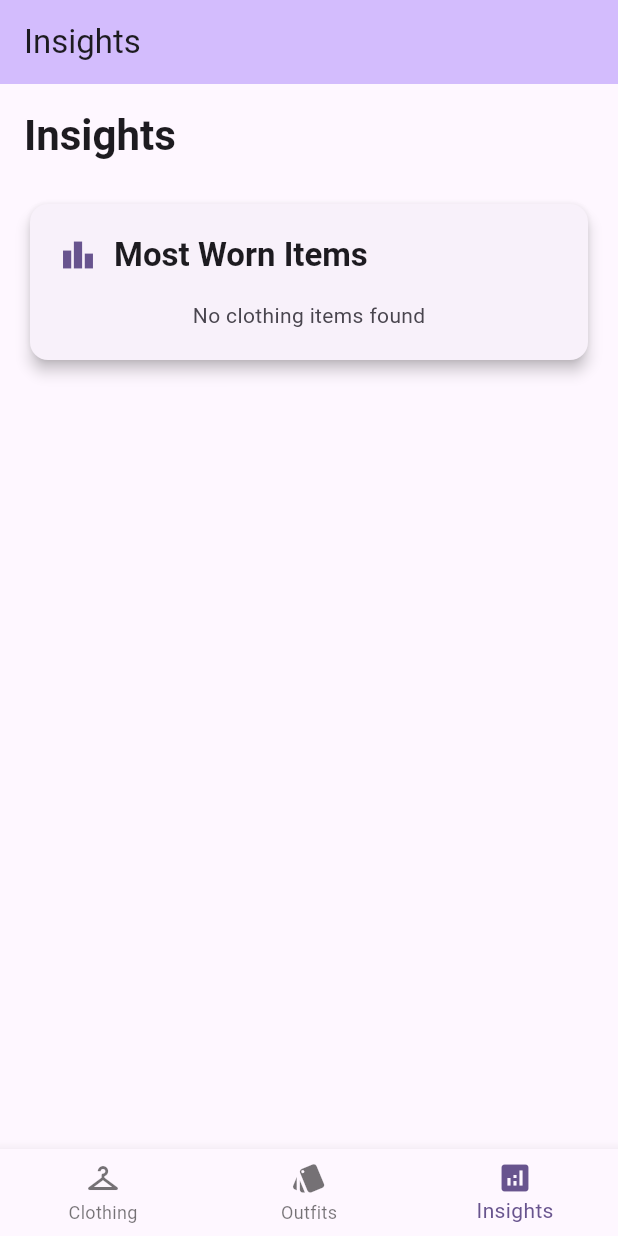
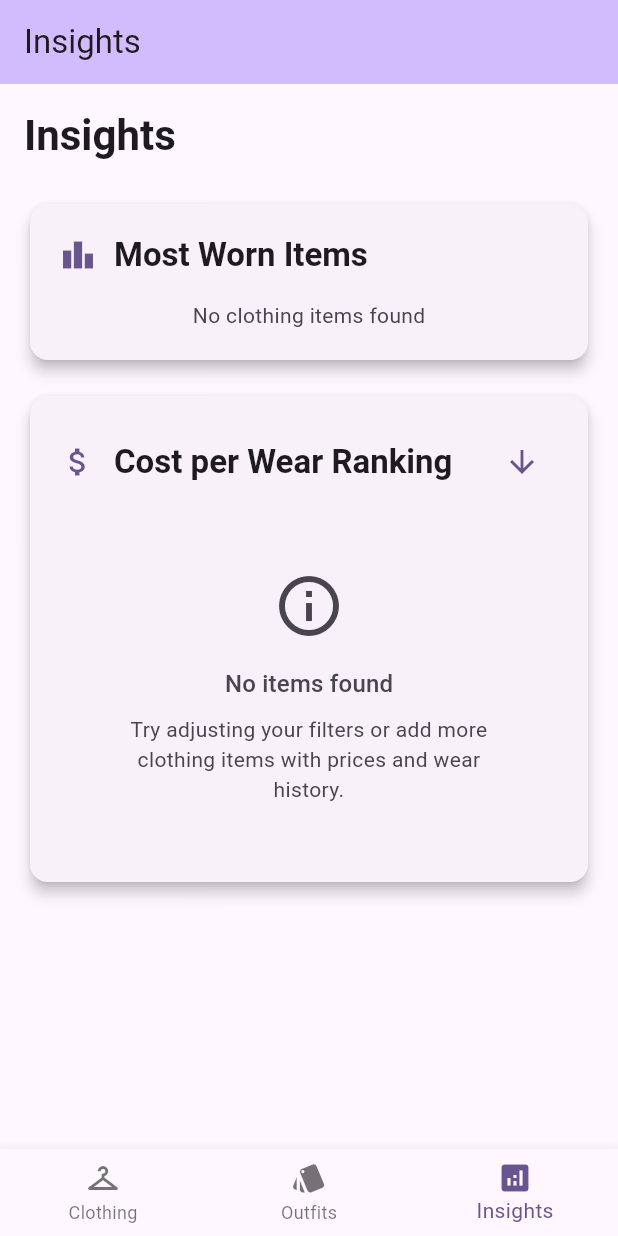
Before and after one commit to inigofera/cloth, a Flutter app: the screen it shows after launch, item 3 of the bottom bar chosen, on a phone screen of 412 x 824 dp. Run offline on Flutter 3.47's test engine with Material 3 defaults, Android fonts, the phone set to English and light mode, and no system bars; our stand-ins replace equatable, flutter_riverpod, get_it, hive, hive_flutter; accounts and stored records are empty.

Commit message:
new widget: cost per wear leaderboard

```diff
--- a/lib/core/di/dependency_injection.dart
+++ b/lib/core/di/dependency_injection.dart
@@ -86,6 +86,7 @@ class DependencyInjection {
     getIt.registerLazySingleton<GetClothingItemsWithWearCountUseCase>(() => GetClothingItemsWithWearCountUseCase(getIt<ClothingItemRepository>(), getIt<OutfitRepository>()));
     getIt.registerLazySingleton<GetClothingItemsByCategoryWithWearCountUseCase>(() => GetClothingItemsByCategoryWithWearCountUseCase(getIt<ClothingItemRepository>(), getIt<OutfitRepository>()));
     getIt.registerLazySingleton<GetMostWornClothingItemsWithWearCountUseCase>(() => GetMostWornClothingItemsWithWearCountUseCase(getIt<ClothingItemRepository>(), getIt<OutfitRepository>()));
+    getIt.registerLazySingleton<GetClothingItemsByCostPerWearUseCase>(() => GetClothingItemsByCostPerWearUseCase(getIt<ClothingItemRepository>(), getIt<OutfitRepository>()));
 
     // Register outfit use cases
     getIt.registerLazySingleton<AddOutfitUseCase>(() => AddOutfitUseCase(getIt<OutfitRepository>(), getIt<ClothingItemRepository>()));
--- a/lib/presentation/providers/clothing_item_providers.dart
+++ b/lib/presentation/providers/clothing_item_providers.dart
@@ -98,6 +98,48 @@ final mostWornClothingItemsProvider = FutureProvider<List<ClothingItem>>((ref) a
     return <ClothingItem>[];
   }
 });
+
+/// Provider for clothing items ranked by cost per wear
+final costPerWearRankingProvider = FutureProvider.family<List<ClothingItem>, CostPerWearParams>((ref, params) async {
+  try {
+    final useCase = getIt<GetClothingItemsByCostPerWearUseCase>();
+    final items = await useCase.execute(
+      categories: params.categories,
+      ascending: params.ascending,
+      limit: 10,
+    );
+    return items;
+  } catch (e) {
+    LoggerService.error('Cost per wear ranking provider error: $e');
+    return <ClothingItem>[];
+  }
+});
+
+/// Parameters for cost per wear ranking
+class CostPerWearParams {
+  final List<String> categories;
+  final bool ascending;
+
+  const CostPerWearParams({
+    required this.categories,
+    required this.ascending,
+  });
+
+  @override
+  bool operator ==(Object other) =>
+      identical(this, other) ||
+      other is CostPerWearParams &&
+          runtimeType == other.runtimeType &&
+          categories.length == other.categories.length &&
+          categories.every((category) => other.categories.contains(category)) &&
+          ascending == other.ascending;
+
+  @override
+  int get hashCode => Object.hash(
+        Object.hashAll(categories),
+        ascending,
+      );
+}
 
 /// Provider for clothing item search
 final clothingItemSearchProvider = StateProvider<String>((ref) => '');
--- /dev/null
+++ b/lib/presentation/widgets/cost_per_wear_ranking_widget.dart
@@ -0,0 +1,357 @@
+import 'package:flutter/material.dart';
+import 'package:flutter_riverpod/flutter_riverpod.dart';
+import '../providers/clothing_item_providers.dart';
+import '../../domain/entities/clothing_item.dart';
+
+/// Widget for displaying clothing items ranked by cost per wear
+class CostPerWearRankingWidget extends ConsumerStatefulWidget {
+  const CostPerWearRankingWidget({super.key});
+
+  @override
+  ConsumerState<CostPerWearRankingWidget> createState() => _CostPerWearRankingWidgetState();
+}
+
+class _CostPerWearRankingWidgetState extends ConsumerState<CostPerWearRankingWidget> {
+  List<String> _selectedCategories = [];
+  bool _isAscending = false;
+  List<String> _availableCategories = [];
+  bool _hasOutfits = false;
+
+  @override
+  void initState() {
+    super.initState();
+    _loadCategories();
+    _checkOutfits();
+  }
+
+  Future<void> _loadCategories() async {
+    try {
+      final categories = await ref.read(clothingItemCategoriesProvider.future);
+      setState(() {
+        _availableCategories = categories;
+      });
+    } catch (e) {
+      // Handle error silently, will show empty list
+    }
+  }
+
+  Future<void> _checkOutfits() async {
+    try {
+      // Check if there are any outfits to determine if wear counts are real or estimated
+      final outfitCount = await ref.read(clothingItemCountProvider.future);
+      setState(() {
+        _hasOutfits = outfitCount > 0;
+      });
+    } catch (e) {
+      // Handle error silently
+    }
+  }
+
+  void _toggleCategory(String category) {
+    setState(() {
+      if (_selectedCategories.contains(category)) {
+        _selectedCategories.remove(category);
+      } else {
+        _selectedCategories.add(category);
+      }
+    });
+  }
+
+  void _toggleSortOrder() {
+    setState(() {
+      _isAscending = !_isAscending;
+    });
+  }
+
+  @override
+  Widget build(BuildContext context) {
+    final params = CostPerWearParams(
+      categories: _selectedCategories,
+      ascending: _isAscending,
+    );
+
+
+
+    final costPerWearItemsAsync = ref.watch(costPerWearRankingProvider(params));
+
+    return Card(
+      elevation: 4,
+      child: Padding(
+        padding: const EdgeInsets.all(20.0),
+        child: Column(
+          crossAxisAlignment: CrossAxisAlignment.start,
+          children: [
+            // Header with title and sort toggle
+            Row(
+              children: [
+                Icon(
+                  Icons.attach_money,
+                  color: Theme.of(context).colorScheme.primary,
+                  size: 24,
+                ),
+                const SizedBox(width: 12),
+                Expanded(
+                  child: Text(
+                    'Cost per Wear Ranking',
+                    style: Theme.of(context).textTheme.titleLarge?.copyWith(
+                      fontWeight: FontWeight.bold,
+                    ),
+                  ),
+                ),
+                // Sort order toggle
+                IconButton(
+                  onPressed: _toggleSortOrder,
+                  icon: Icon(
+                    _isAscending ? Icons.arrow_upward : Icons.arrow_downward,
+                    color: Theme.of(context).colorScheme.primary,
+                  ),
+                  tooltip: _isAscending ? 'Lowest to Highest' : 'Highest to Lowest',
+                ),
+              ],
+            ),
+            const SizedBox(height: 16),
+
+            // Category filter chips
+            if (_availableCategories.isNotEmpty) ...[
+              Text(
+                'Filter by Category:',
+                style: Theme.of(context).textTheme.titleSmall?.copyWith(
+                  fontWeight: FontWeight.w600,
+                ),
+              ),
+              const SizedBox(height: 8),
+              Wrap(
+                spacing: 8,
+                runSpacing: 4,
+                children: _availableCategories.map((category) {
+                  final isSelected = _selectedCategories.contains(category);
+                  return FilterChip(
+                    label: Text(category),
+                    selected: isSelected,
+                    onSelected: (_) => _toggleCategory(category),
+                    selectedColor: Theme.of(context).colorScheme.primaryContainer,
+                    checkmarkColor: Theme.of(context).colorScheme.onPrimaryContainer,
+                  );
+                }).toList(),
+              ),
+              const SizedBox(height: 16),
+            ],
+
+            // Cost per wear leaderboard
+            costPerWearItemsAsync.when(
+              data: (items) => _buildCostPerWearLeaderboard(context, items),
+              loading: () => const Center(
+                child: CircularProgressIndicator(),
+              ),
+              error: (error, stack) => Center(
+                child: Text(
+                  'Error loading data: $error',
+                  style: TextStyle(color: Theme.of(context).colorScheme.error),
+                ),
+              ),
+            ),
+          ],
+        ),
+      ),
+    );
+  }
+
+  Widget _buildCostPerWearLeaderboard(BuildContext context, List<ClothingItem> items) {
+    if (items.isEmpty) {
+      return Center(
+        child: Padding(
+          padding: const EdgeInsets.all(32.0),
+          child: Column(
+            children: [
+              Icon(
+                Icons.info_outline,
+                size: 48,
+                color: Theme.of(context).colorScheme.onSurfaceVariant,
+              ),
+              const SizedBox(height: 16),
+              Text(
+                'No items found',
+                style: Theme.of(context).textTheme.titleMedium?.copyWith(
+                  color: Theme.of(context).colorScheme.onSurfaceVariant,
+                ),
+              ),
+              const SizedBox(height: 8),
+              Text(
+                'Try adjusting your filters or add more clothing items with prices and wear history.',
+                textAlign: TextAlign.center,
+                style: Theme.of(context).textTheme.bodyMedium?.copyWith(
+                  color: Theme.of(context).colorScheme.onSurfaceVariant,
+                ),
+              ),
+
+            ],
+          ),
+        ),
+      );
+    }
+
+    return Column(
+      children: items.asMap().entries.map((entry) {
+        final index = entry.key;
+        final item = entry.value;
+        final costPerWear = item.purchasePrice! / item.wearCount;
+
+        return Container(
+          margin: const EdgeInsets.only(bottom: 12),
+          padding: const EdgeInsets.all(16),
+          decoration: BoxDecoration(
+            color: _getRankingColor(context, index),
+            borderRadius: BorderRadius.circular(12),
+            border: Border.all(
+              color: _getRankingBorderColor(context, index),
+              width: index == 0 ? 2 : 1,
+            ),
+          ),
+          child: Row(
+            children: [
+              // Ranking badge
+              Container(
+                width: 32,
+                height: 32,
+                decoration: BoxDecoration(
+                  color: _getRankingBadgeColor(context, index),
+                  shape: BoxShape.circle,
+                ),
+                child: Center(
+                  child: Text(
+                    '${index + 1}',
+                    style: TextStyle(
+                      color: _getRankingTextColor(context, index),
+                      fontWeight: FontWeight.bold,
+                      fontSize: 16,
+                    ),
+                  ),
+                ),
+              ),
+              const SizedBox(width: 16),
+
+              // Item details
+              Expanded(
+                child: Column(
+                  crossAxisAlignment: CrossAxisAlignment.start,
+                  children: [
+                    Text(
+                      item.name,
+                      style: Theme.of(context).textTheme.titleMedium?.copyWith(
+                        fontWeight: FontWeight.w600,
+                        color: _getRankingTextColor(context, index),
+                      ),
+                    ),
+                    if (item.brand != null) ...[
+                      const SizedBox(height: 4),
+                      Text(
+                        item.brand!,
+                        style: Theme.of(context).textTheme.bodySmall?.copyWith(
+                          color: _getRankingTextColor(context, index).withValues(alpha: 0.8),
+                        ),
+                      ),
+                    ],
+                    const SizedBox(height: 4),
+                    Text(
+                      '${item.category}${item.subcategory != null ? ' • ${item.subcategory}' : ''}',
+                      style: Theme.of(context).textTheme.bodySmall?.copyWith(
+                        color: _getRankingTextColor(context, index).withValues(alpha: 0.7),
+                      ),
+                    ),
+                  ],
+                ),
+              ),
+
+              // Cost per wear and details
+              Column(
+                crossAxisAlignment: CrossAxisAlignment.end,
+                children: [
+                  Container(
+                    padding: const EdgeInsets.symmetric(horizontal: 12, vertical: 6),
+                    decoration: BoxDecoration(
+                      color: _getRankingTextColor(context, index).withValues(alpha: 0.1),
+                      borderRadius: BorderRadius.circular(16),
+                    ),
+                    child: Text(
+                      '\$${costPerWear.toStringAsFixed(2)}',
+                      style: TextStyle(
+                        color: _getRankingTextColor(context, index),
+                        fontWeight: FontWeight.bold,
+                        fontSize: 16,
+                      ),
+                    ),
+                  ),
+                  const SizedBox(height: 4),
+                                     Text(
+                     '${item.wearCount}x worn${item.wearCount == 1 && !_hasOutfits ? " (estimated)" : ""}',
+                     style: Theme.of(context).textTheme.bodySmall?.copyWith(
+                       color: _getRankingTextColor(context, index).withValues(alpha: 0.7),
+                     ),
+                   ),
+                  Text(
+                    'Price: \$${item.purchasePrice!.toStringAsFixed(2)}',
+                    style: Theme.of(context).textTheme.bodySmall?.copyWith(
+                      color: _getRankingTextColor(context, index).withValues(alpha: 0.7),
+                    ),
+                  ),
+                ],
+              ),
+            ],
+          ),
+        );
+      }).toList(),
+    );
+  }
+
+  Color _getRankingColor(BuildContext context, int index) {
+    switch (index) {
+      case 0: // Gold
+        return const Color(0xFFFFF8E1);
+      case 1: // Silver
+        return const Color(0xFFF5F5F5);
+      case 2: // Bronze
+        return const Color(0xFFFFF3E0);
+      default:
+        return Theme.of(context).colorScheme.surface;
+    }
+  }
+
+  Color _getRankingBorderColor(BuildContext context, int index) {
+    switch (index) {
+      case 0: // Gold
+        return const Color(0xFFFFD700);
+      case 1: // Silver
+        return const Color(0xFFC0C0C0);
+      case 2: // Bronze
+        return const Color(0xFFCD7F32);
+      default:
+        return Theme.of(context).colorScheme.outline;
+    }
+  }
+
+  Color _getRankingBadgeColor(BuildContext context, int index) {
+    switch (index) {
+      case 0: // Gold
+        return const Color(0xFFFFD700);
+      case 1: // Silver
+        return const Color(0xFFC0C0C0);
+      case 2: // Bronze
+        return const Color(0xFFCD7F32);
+      default:
+        return Theme.of(context).colorScheme.primary;
+    }
+  }
+
+  Color _getRankingTextColor(BuildContext context, int index) {
+    switch (index) {
+      case 0: // Gold
+        return const Color(0xFFB8860B);
+      case 1: // Silver
+        return const Color(0xFF696969);
+      case 2: // Bronze
+        return const Color(0xFF8B4513);
+      default:
+        return Theme.of(context).colorScheme.onSurface;
+    }
+  }
+}
--- a/lib/presentation/widgets/insights_view.dart
+++ b/lib/presentation/widgets/insights_view.dart
@@ -2,6 +2,7 @@ import 'package:flutter/material.dart';
 import 'package:flutter_riverpod/flutter_riverpod.dart';
 import '../providers/clothing_item_providers.dart';
 import '../../domain/entities/clothing_item.dart';
+import 'cost_per_wear_ranking_widget.dart';
 
 /// Insights view showing analytics and metrics about clothing items and outfits
 class InsightsView extends ConsumerWidget {
@@ -27,6 +28,11 @@ class InsightsView extends ConsumerWidget {
 
             // Most Worn Items Leaderboard Card
             _buildMostWornLeaderboardCard(context, ref, mostWornItemsAsync),
+
+            const SizedBox(height: 16),
+
+            // Cost per Wear Ranking Card
+            const CostPerWearRankingWidget(),
 
             const SizedBox(height: 16),
           ],
```
Also changed, not shown: lib/domain/usecases/clothing_item_usecases.dart (+67 -0 lines), 1 other file.
